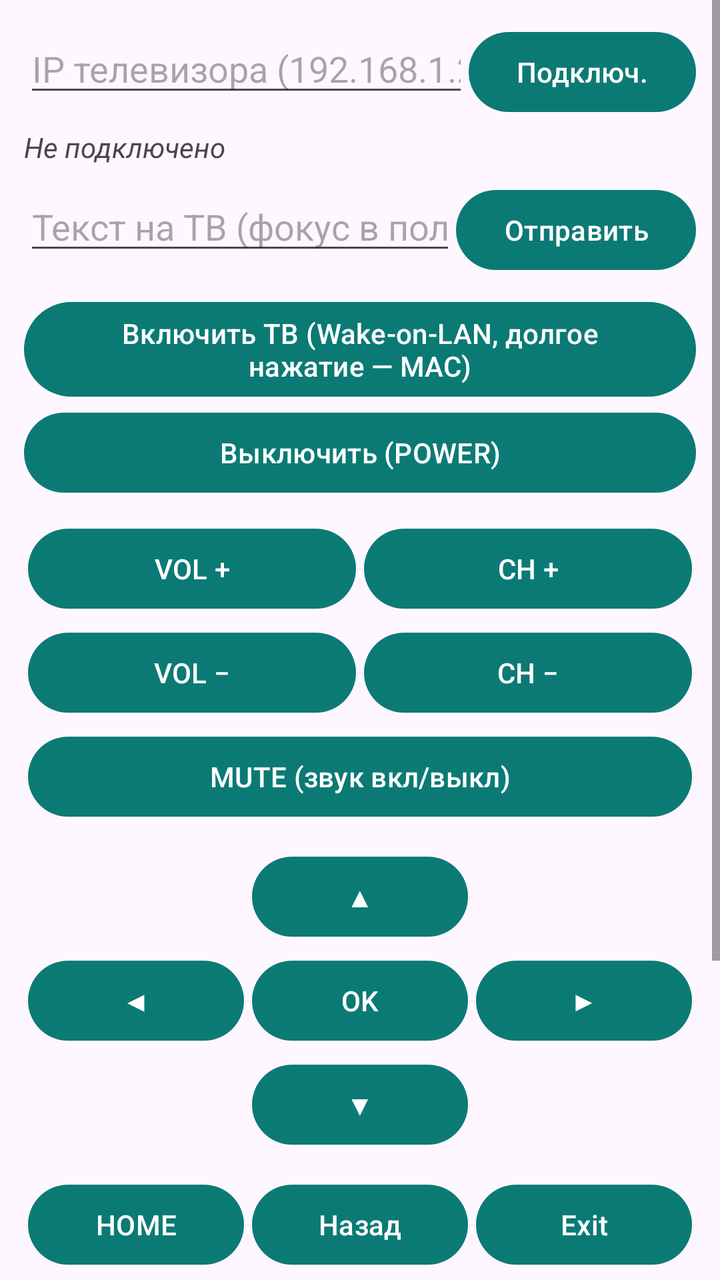
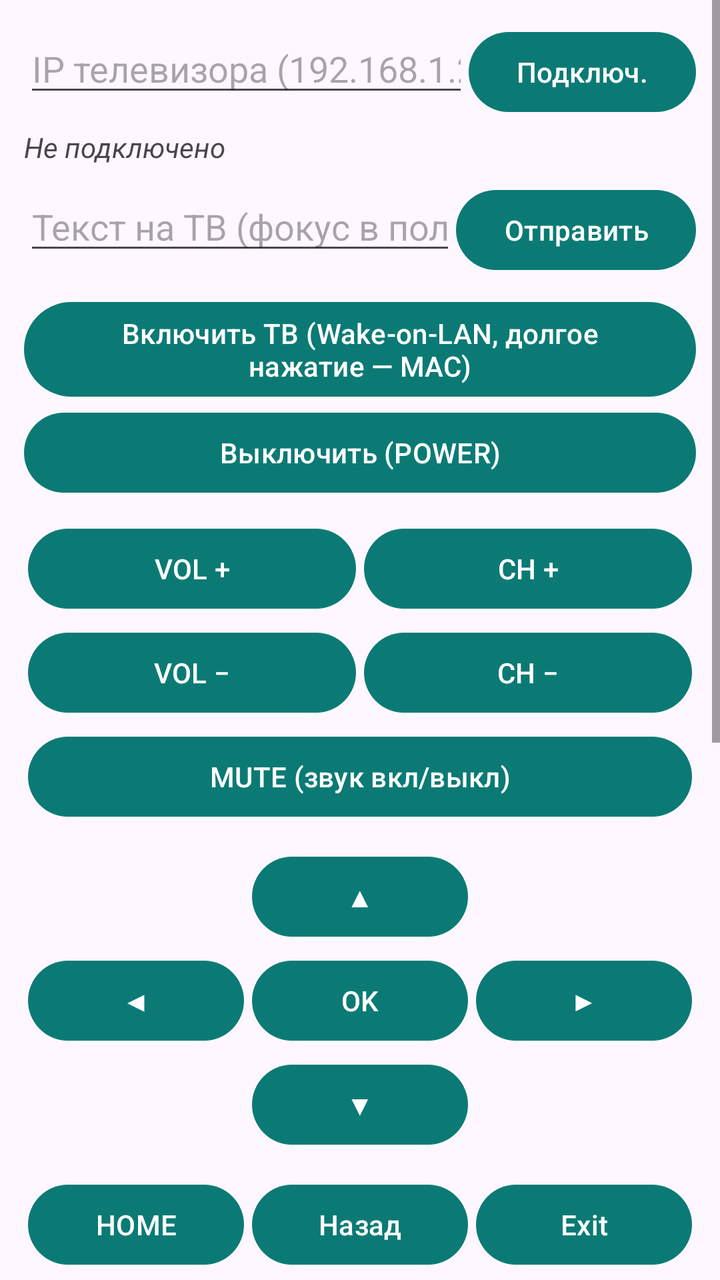

Two renders of the same Android screen: before a commit and after it. Below are the layout's source before the change and the commit's diff.
<!-- AndroidManifest.xml: application theme Theme.TizenPult -->
<!-- res/layout/activity_main.xml -->
<?xml version="1.0" encoding="utf-8"?>
<ScrollView xmlns:android="http://schemas.android.com/apk/res/android"
    android:layout_width="match_parent"
    android:layout_height="match_parent"
    android:fillViewport="true">

    <LinearLayout
        android:layout_width="match_parent"
        android:layout_height="wrap_content"
        android:orientation="vertical"
        android:padding="12dp">

        
        <LinearLayout
            android:layout_width="match_parent"
            android:layout_height="wrap_content"
            android:orientation="horizontal">

            <EditText
                android:id="@+id/ipInput"
                android:layout_width="0dp"
                android:layout_height="wrap_content"
                android:layout_weight="1"
                android:hint="IP телевизора (192.168.1.225)"
                android:inputType="text"
                android:maxLines="1" />

            <Button
                android:id="@+id/btnConnect"
                android:layout_width="wrap_content"
                android:layout_height="wrap_content"
                android:text="Подключ." />
        </LinearLayout>

        <TextView
            android:id="@+id/statusView"
            android:layout_width="match_parent"
            android:layout_height="wrap_content"
            android:paddingTop="4dp"
            android:paddingBottom="8dp"
            android:text="Не подключено"
            android:textStyle="italic" />

        
        <LinearLayout
            android:layout_width="match_parent"
            android:layout_height="wrap_content"
            android:orientation="horizontal">

            <EditText
                android:id="@+id/textInput"
                android:layout_width="0dp"
                android:layout_height="wrap_content"
                android:layout_weight="1"
                android:hint="Текст на ТВ (фокус в поле ввода)"
                android:inputType="text"
                android:maxLines="1" />

            <Button
                android:id="@+id/btnSendText"
                android:layout_width="wrap_content"
                android:layout_height="wrap_content"
                android:text="Отправить" />
        </LinearLayout>

        
        <Button
            android:id="@+id/btnPowerOn"
            android:layout_width="match_parent"
            android:layout_height="wrap_content"
            android:layout_marginTop="8dp"
            android:text="Включить ТВ (Wake-on-LAN, долгое нажатие — MAC)" />

        <Button
            android:layout_width="match_parent"
            android:layout_height="wrap_content"
            android:onClick="onKeyClick"
            android:tag="KEY_POWEROFF"
            android:text="Выключить (POWER)" />

        
        <TableLayout
            android:layout_width="match_parent"
            android:layout_height="wrap_content"
            android:layout_marginTop="8dp">

            <TableRow android:weightSum="2">
                <Button
                    android:layout_width="match_parent"
                    android:layout_height="wrap_content"
                    android:layout_weight="1"
                    android:layout_margin="2dp"
                    android:onClick="onKeyClick"
                    android:tag="KEY_VOLUP"
                    android:text="VOL +" />
                <Button
                    android:layout_width="match_parent"
                    android:layout_height="wrap_content"
                    android:layout_weight="1"
                    android:layout_margin="2dp"
                    android:onClick="onKeyClick"
                    android:tag="KEY_CHUP"
                    android:text="CH +" />
            </TableRow>

            <TableRow android:weightSum="2">
                <Button
                    android:layout_width="match_parent"
                    android:layout_height="wrap_content"
                    android:layout_weight="1"
                    android:layout_margin="2dp"
                    android:onClick="onKeyClick"
                    android:tag="KEY_VOLUMDOWN"
                    android:text="VOL −" />
                <Button
                    android:layout_width="match_parent"
                    android:layout_height="wrap_content"
                    android:layout_weight="1"
                    android:layout_margin="2dp"
                    android:onClick="onKeyClick"
                    android:tag="KEY_CHDOWN"
                    android:text="CH −" />
            </TableRow>
        </TableLayout>

        <Button
            android:layout_width="match_parent"
            android:layout_height="wrap_content"
            android:layout_margin="2dp"
            android:onClick="onKeyClick"
            android:tag="KEY_MUTE"
            android:text="MUTE (звук вкл/выкл)" />

        
        <TableLayout
            android:layout_width="match_parent"
            android:layout_height="wrap_content"
            android:layout_marginTop="8dp">

            <TableRow android:weightSum="3">
                <Space android:layout_weight="1" />
                <Button
                    android:layout_width="match_parent"
                    android:layout_height="wrap_content"
                    android:layout_weight="1"
                    android:layout_margin="2dp"
                    android:onClick="onKeyClick"
                    android:tag="KEY_UP"
                    android:text="▲" />
                <Space android:layout_weight="1" />
            </TableRow>

            <TableRow android:weightSum="3">
                <Button
                    android:layout_width="match_parent"
                    android:layout_height="wrap_content"
                    android:layout_weight="1"
                    android:layout_margin="2dp"
                    android:onClick="onKeyClick"
                    android:tag="KEY_LEFT"
                    android:text="◀" />
                <Button
                    android:layout_width="match_parent"
                    android:layout_height="wrap_content"
                    android:layout_weight="1"
                    android:layout_margin="2dp"
                    android:onClick="onKeyClick"
                    android:tag="KEY_ENTER"
                    android:text="OK" />
                <Button
                    android:layout_width="match_parent"
                    android:layout_height="wrap_content"
                    android:layout_weight="1"
                    android:layout_margin="2dp"
                    android:onClick="onKeyClick"
                    android:tag="KEY_RIGHT"
                    android:text="▶" />
            </TableRow>

            <TableRow android:weightSum="3">
                <Space android:layout_weight="1" />
                <Button
                    android:layout_width="match_parent"
                    android:layout_height="wrap_content"
                    android:layout_weight="1"
                    android:layout_margin="2dp"
                    android:onClick="onKeyClick"
                    android:tag="KEY_DOWN"
                    android:text="▼" />
                <Space android:layout_weight="1" />
            </TableRow>
        </TableLayout>

        
        <TableLayout
            android:layout_width="match_parent"
            android:layout_height="wrap_content"
            android:layout_marginTop="8dp">

            <TableRow android:weightSum="3">
                <Button
                    android:layout_width="match_parent"
                    android:layout_height="wrap_content"
                    android:layout_weight="1"
                    android:layout_margin="2dp"
                    android:onClick="onKeyClick"
                    android:tag="KEY_HOME"
                    android:text="HOME" />
                <Button
                    android:layout_width="match_parent"
                    android:layout_height="wrap_content"
                    android:layout_weight="1"
                    android:layout_margin="2dp"
                    android:onClick="onKeyClick"
                    android:tag="KEY_RETURN"
                    android:text="Назад" />
                <Button
                    android:layout_width="match_parent"
                    android:layout_height="wrap_content"
                    android:layout_weight="1"
                    android:layout_margin="2dp"
                    android:onClick="onKeyClick"
                    android:tag="KEY_EXIT"
                    android:text="Exit" />
            </TableRow>

            <TableRow android:weightSum="3">
                <Button
                    android:layout_width="match_parent"
                    android:layout_height="wrap_content"
                    android:layout_weight="1"
                    android:layout_margin="2dp"
                    android:onClick="onKeyClick"
                    android:tag="KEY_HDMI_1"
                    android:text="HDMI 1" />
                <Button
                    android:layout_width="match_parent"
                    android:layout_height="wrap_content"
                    android:layout_weight="1"
                    android:layout_margin="2dp"
                    android:onClick="onKeyClick"
                    android:tag="KEY_HDMI_2"
                    android:text="HDMI 2" />
                <Button
                    android:layout_width="match_parent"
                    android:layout_height="wrap_content"
                    android:layout_weight="1"
                    android:layout_margin="2dp"
                    android:onClick="onKeyClick"
                    android:tag="KEY_HDMI_3"
                    android:text="HDMI 3" />
            </TableRow>
        </TableLayout>

        
        <TableLayout
            android:layout_width="match_parent"
            android:layout_height="wrap_content"
            android:layout_marginTop="8dp">

            <TableRow android:weightSum="2">
                <Button
                    android:layout_width="match_parent"
                    android:layout_height="wrap_content"
                    android:layout_weight="1"
                    android:layout_margin="2dp"
                    android:onClick="onAppClick"
                    android:tag="11101200001"
                    android:text="YouTube" />
                <Button
                    android:layout_width="match_parent"
                    android:layout_height="wrap_content"
                    android:layout_weight="1"
                    android:layout_margin="2dp"
                    android:onClick="onAppClick"
                    android:tag="org.tizen.netflixapp"
                    android:text="Netflix" />
            </TableRow>
        </TableLayout>

        <Button
            android:id="@+id/btnApps"
            android:layout_width="match_parent"
            android:layout_height="wrap_content"
            android:layout_marginTop="4dp"
            android:text="Список приложений с ТВ" />

        <TextView
            android:layout_width="match_parent"
            android:layout_height="wrap_content"
            android:paddingTop="8dp"
            android:text="Первое подключение: ТВ покажет запрос — нажмите «Разрешить» на экране ТВ."
            android:textSize="12sp" />

    </LinearLayout>
</ScrollView>
<!-- resources referenced by this layout -->
<resources>
  <style name="Theme.TizenPult" parent="Theme.Material3.DayNight">
          <item name="colorPrimary">@color/primary</item>
      </style>
  <color name="primary">#0B7A75</color>
</resources>

<!-- the commit's change to res/layout/activity_main.xml (unified diff, before → after) -->
@@ -292,5 +292,28 @@
             android:text="Первое подключение: ТВ покажет запрос — нажмите «Разрешить» на экране ТВ."
             android:textSize="12sp" />
 
+        
+        <TextView
+            android:layout_width="match_parent"
+            android:layout_height="wrap_content"
+            android:paddingTop="10dp"
+            android:text="Лог связи с ТВ:"
+            android:textStyle="bold"
+            android:textSize="12sp" />
+
+        <TextView
+            android:id="@+id/logView"
+            android:layout_width="match_parent"
+            android:layout_height="220dp"
+            android:layout_marginTop="4dp"
+            android:background="#111111"
+            android:fadeScrollbars="false"
+            android:fontFamily="monospace"
+            android:padding="6dp"
+            android:scrollbars="vertical"
+            android:text="(пусто — нажмите «Подключ.»)"
+            android:textColor="#9FE89F"
+            android:textSize="10sp" />
+
     </LinearLayout>
 </ScrollView>
